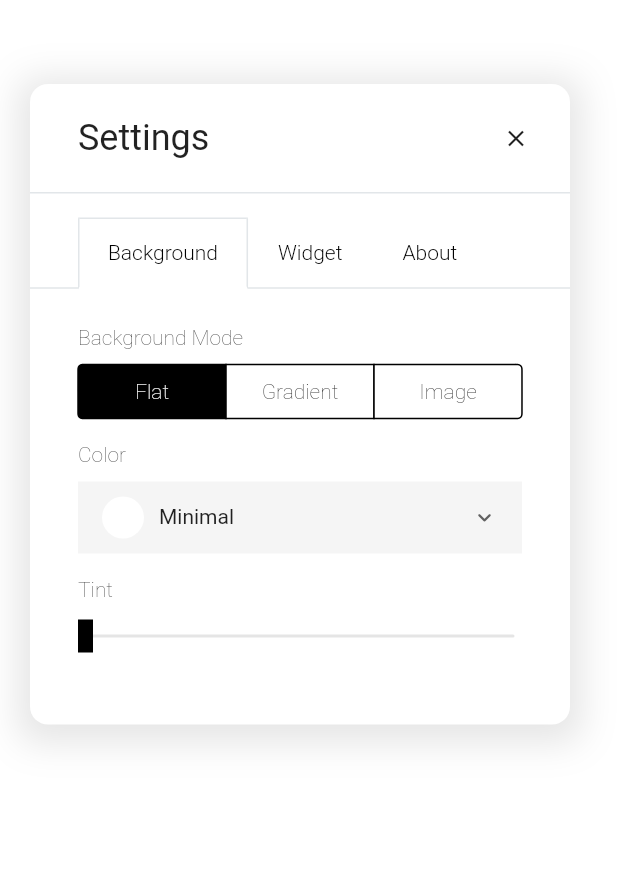
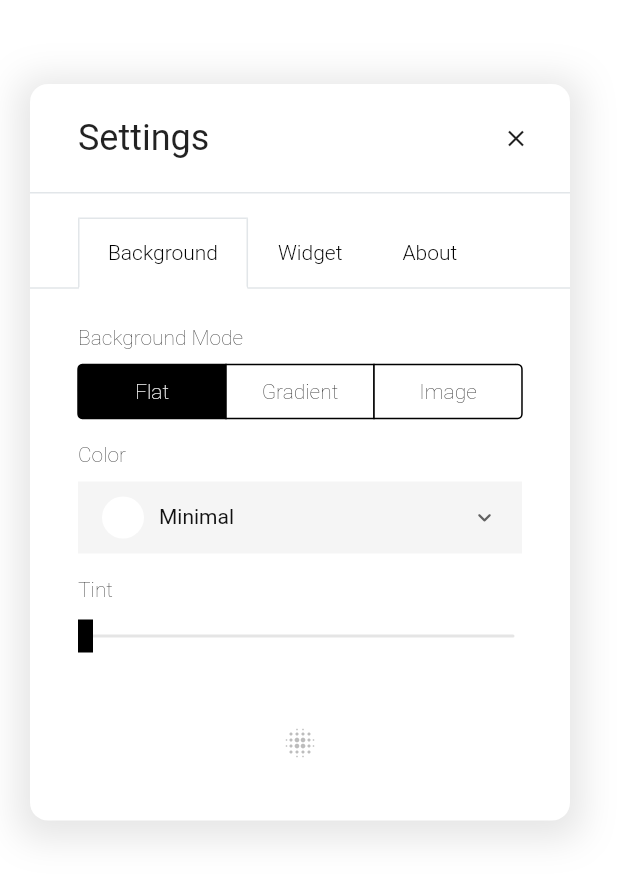
Before and after one commit to BirjuVachhani/pluto, a Flutter app: the screen it shows after launch, after a tap on the "settings" icon, on a phone screen of 412 x 824 dp. Shown: the top 879 px of the screen. Run offline on Flutter 3.47's test engine with Material 2 defaults, Android fonts, the phone set to English and light mode, and no system bars; our stand-ins replace equatable, get_it, shared_preferences.

Commit message:
Implement texture

```diff
--- a/lib/home/home.dart
+++ b/lib/home/home.dart
@@ -4,6 +4,7 @@ import 'package:flutter/material.dart';
 import 'package:provider/provider.dart';
 
 import '../settings/settings_panel.dart';
+import '../ui/gesture_detector_with_cursor.dart';
 import 'home_background.dart';
 import 'home_model.dart';
 import 'home_widget.dart';
@@ -89,25 +90,11 @@ class _SettingsButtonState extends State<SettingsButton>
   Widget build(BuildContext context) {
     final color = context.read<BackgroundModelBase>().getForegroundColor();
     return GestureDetector(
+      child: GestureDetectorWithCursor(
         onTap: () => context.read<SettingsPanelModelBase>().show(),
-      child: MouseRegion(
         onEnter: (_) => controller.forward(),
         onExit: (_) => controller.reverse(),
-        child: Tooltip(
-          message: 'Settings',
-          waitDuration: const Duration(milliseconds: 300),
-          padding: const EdgeInsets.symmetric(horizontal: 10, vertical: 8),
-          verticalOffset: 18,
-          textStyle: const TextStyle(
-            fontSize: 12,
-            color: Colors.white,
-          ),
-          decoration: ShapeDecoration(
-            shape: RoundedRectangleBorder(
-              borderRadius: BorderRadius.circular(4),
-            ),
-            color: Colors.black,
-          ),
+        tooltip: 'Settings',
         child: AnimatedBuilder(
           animation: CurvedAnimation(
             parent: controller,
@@ -124,7 +111,6 @@ class _SettingsButtonState extends State<SettingsButton>
           },
         ),
       ),
-      ),
     );
   }
 
--- a/lib/home/home_background.dart
+++ b/lib/home/home_background.dart
@@ -8,6 +8,7 @@ import '../resources/color_gradients.dart';
 import '../resources/colors.dart';
 import '../resources/flat_colors.dart';
 import '../resources/storage_keys.dart';
+import '../ui/texture_painter.dart';
 import '../utils/enums.dart';
 import '../utils/storage_manager.dart';
 import '../utils/utils.dart';
@@ -17,6 +18,7 @@ abstract class BackgroundModelBase with ChangeNotifier {
   FlatColor color = FlatColors.colors.values.first;
   ColorGradient gradient = ColorGradients.gradients.values.first;
   double tint = 0;
+  bool texture = false;
 
   void init();
 
@@ -29,6 +31,8 @@ abstract class BackgroundModelBase with ChangeNotifier {
   void setTint(double tint);
 
   Color getForegroundColor();
+
+  void setTexture(bool texture);
 }
 
 class BackgroundModel extends BackgroundModelBase {
@@ -53,6 +57,7 @@ class BackgroundModel extends BackgroundModelBase {
         ColorGradients.gradients.values.first;
 
     tint = await storage.getDouble(StorageKeys.tint) ?? 0;
+    texture = await storage.getBoolean(StorageKeys.texture);
 
     notifyListeners();
   }
@@ -86,6 +91,13 @@ class BackgroundModel extends BackgroundModelBase {
   }
 
   @override
+  void setTexture(bool texture) {
+    this.texture = texture;
+    storage.setBoolean(StorageKeys.texture, texture);
+    notifyListeners();
+  }
+
+  @override
   Color getForegroundColor() {
     if (mode.isImage) return Colors.white;
     if (mode.isColor) color.foreground;
@@ -98,7 +110,8 @@ class HomeBackground extends StatelessWidget {
 
   @override
   Widget build(BuildContext context) {
-    return Consumer<BackgroundModelBase>(builder: (context, model, child) {
+    return Consumer<BackgroundModelBase>(
+      builder: (context, model, child) {
         return AnimatedContainer(
           duration: const Duration(milliseconds: 500),
           curve: Curves.easeOut,
@@ -108,8 +121,17 @@ class HomeBackground extends StatelessWidget {
           foregroundDecoration: BoxDecoration(
             color: AppColors.tint.withOpacity(model.tint / 100),
           ),
+          child: model.texture
+              ? CustomPaint(
+                  painter: TexturePainter(
+                    color: model.getForegroundColor().withOpacity(0.4),
+                  ),
+                  child: child,
+                )
+              : child,
         );
-    });
+      },
+    );
   }
 
   Color? getBackgroundColor(BackgroundModelBase model) {
--- a/lib/main.dart
+++ b/lib/main.dart
@@ -20,14 +20,33 @@ class MyApp extends StatelessWidget {
       title: 'Minima',
       debugShowCheckedModeBanner: false,
       theme: ThemeData(
+          backgroundColor: Colors.black,
+          scaffoldBackgroundColor: Colors.black,
           brightness: Brightness.light,
           dividerColor: AppColors.borderColor,
+          tooltipTheme: TooltipThemeData(
+            waitDuration: const Duration(milliseconds: 300),
+            padding: const EdgeInsets.symmetric(horizontal: 10, vertical: 8),
+            verticalOffset: 18,
+            textStyle: const TextStyle(
+              fontSize: 12,
+              color: Colors.white,
+            ),
+            decoration: ShapeDecoration(
+              shape: RoundedRectangleBorder(
+                borderRadius: BorderRadius.circular(4),
+              ),
+              color: Colors.black,
+            ),
+          ),
           textTheme: const TextTheme(
             bodyText1: TextStyle(
               fontWeight: FontWeight.w200,
+              color: AppColors.textColor,
             ),
             bodyText2: TextStyle(
               fontWeight: FontWeight.w200,
+              color: AppColors.textColor,
             ),
           )
           // fontFamily: FontFamilies.product,
--- a/lib/resources/colors.dart
+++ b/lib/resources/colors.dart
@@ -4,5 +4,6 @@ class AppColors {
   const AppColors._();
 
   static const Color tint = Color(0xFF111111);
+  static const Color textColor = Color(0xFF111111);
   static const Color borderColor = Color(0xFFE2E6E9);
 }
--- a/lib/resources/storage_keys.dart
+++ b/lib/resources/storage_keys.dart
@@ -7,4 +7,5 @@ class StorageKeys {
   static const String backgroundColor = 'background_color';
   static const String backgroundGradient = 'background_gradient';
   static const String tint = 'tint';
+  static const String texture = 'texture';
 }
--- a/lib/settings/background_settings.dart
+++ b/lib/settings/background_settings.dart
@@ -7,6 +7,7 @@ import '../model/color_gradient.dart';
 import '../model/flat_color.dart';
 import '../resources/color_gradients.dart';
 import '../resources/flat_colors.dart';
+import '../ui/gesture_detector_with_cursor.dart';
 import '../utils/enums.dart';
 import '../utils/extensions.dart';
 
@@ -133,7 +134,19 @@ class BackgroundSettings extends StatelessWidget {
               onChanged: (value) => model.setTint(value.roundToDouble()),
             ),
           ),
-          const SizedBox(height: 32),
+          const SizedBox(height: 40),
+          GestureDetectorWithCursor(
+            onTap: () => model.setTexture(!model.texture),
+            tooltip: 'Texture',
+            child: Padding(
+              padding: const EdgeInsets.all(8),
+              child: Icon(
+                Icons.lens_blur_rounded,
+                color: model.texture ? Colors.black : Colors.grey.shade400,
+              ),
+            ),
+          ),
+          const SizedBox(height: 16),
         ],
       );
     });
@@ -272,7 +285,7 @@ class ColorsGridView extends StatelessWidget {
                   child: Container(
                     alignment: Alignment.center,
                     decoration: ShapeDecoration(
-                      shape: CircleBorder(
+                      shape: const CircleBorder(
                         side: BorderSide(
                           color: Colors.black,
                           // width: 0.5,
--- /dev/null
+++ b/lib/ui/gesture_detector_with_cursor.dart
@@ -0,0 +1,46 @@
+import 'package:flutter/material.dart';
+import 'package:flutter/services.dart';
+
+class GestureDetectorWithCursor extends StatelessWidget {
+  final VoidCallback? onTap;
+  final Widget child;
+  final String? tooltip;
+  final PointerEnterEventListener? onEnter;
+  final PointerExitEventListener? onExit;
+  final MouseCursor cursor;
+  final Duration? tooltipWaitDuration;
+  final HitTestBehavior behavior;
+
+  const GestureDetectorWithCursor({
+    super.key,
+    this.onTap,
+    required this.child,
+    this.tooltip,
+    this.onEnter,
+    this.onExit,
+    this.cursor = SystemMouseCursors.click,
+    this.tooltipWaitDuration,
+    this.behavior = HitTestBehavior.opaque,
+  });
+
+  @override
+  Widget build(BuildContext context) {
+    return GestureDetector(
+      onTap: onTap,
+      behavior: HitTestBehavior.opaque,
+      child: MouseRegion(
+        cursor: cursor,
+        onEnter: onEnter,
+        onExit: onExit,
+        child: tooltip != null
+            ? Tooltip(
+                message: tooltip,
+                waitDuration: tooltipWaitDuration,
+                preferBelow: false,
+                child: child,
+              )
+            : child,
+      ),
+    );
+  }
+}
--- /dev/null
+++ b/lib/ui/texture_painter.dart
@@ -0,0 +1,59 @@
+import 'package:flutter/widgets.dart';
+
+/// A painter that paints a grid with dots.
+/// [color] defines color of the dots.
+/// [Spacing] defines space between two dot centers. Simply distance between
+/// 2 dots.
+/// [radius] defines the radius of a dot.
+/// [offset] defines from where to start printing the grid.
+///
+/// Note that this painter must only be used in a constrained area.
+/// Meaning, either the parent must have a finite size or the painter must be
+/// provided with a finite size otherwise the painter will throw an exception.
+class TexturePainter extends CustomPainter {
+  final Color color;
+  final double spacing;
+  final double offset;
+  final double radius;
+
+  TexturePainter({
+    required this.color,
+    this.spacing = 30,
+    this.offset = 16,
+    this.radius = 1,
+  })  : assert(spacing > 0 && spacing < double.infinity),
+        assert(radius >= 0 && radius <= double.infinity);
+
+  @override
+  void paint(Canvas canvas, Size size) {
+    final double width = size.width - offset;
+    final double height = size.height - offset;
+
+    assert(width > 0 && height > 0);
+    assert(width < double.infinity && height < double.infinity);
+
+    final Paint paint = Paint()
+      ..color = color
+      ..style = PaintingStyle.fill;
+
+    // Calculate the number of dots that can fit in the width and height.
+    final int horizontalCount = (width / spacing).ceil();
+    final int verticalCount = (height / spacing).ceil();
+
+    for (int line = 0; line < verticalCount; line++) {
+      for (int column = 0; column < horizontalCount; column++) {
+        final double x = (column * spacing) + offset;
+        final double y = (line * spacing) + offset;
+
+        canvas.drawCircle(Offset(x, y), radius, paint);
+      }
+    }
+  }
+
+  @override
+  bool shouldRepaint(covariant TexturePainter oldDelegate) =>
+      oldDelegate.radius != radius ||
+      oldDelegate.spacing != spacing ||
+      oldDelegate.color != color ||
+      oldDelegate.offset != offset;
+}
--- a/lib/utils/storage_manager.dart
+++ b/lib/utils/storage_manager.dart
@@ -27,6 +27,10 @@ abstract class StorageManager {
   Future<bool> setEnum<T extends Enum>(String key, T value) {
     return setString(key, value.name);
   }
+
+  Future<bool> getBoolean(String key);
+
+  Future<bool> setBoolean(String key, bool value);
 }
 
 class SharedPreferencesStorageManager extends StorageManager {
@@ -66,4 +70,10 @@ class SharedPreferencesStorageManager extends StorageManager {
   @override
   Future<bool> setString(String key, String value) =>
       prefs.setString(key, value);
+
+  @override
+  Future<bool> getBoolean(String key) async => prefs.getBool(key) ?? false;
+
+  @override
+  Future<bool> setBoolean(String key, bool value) => prefs.setBool(key, value);
 }
```
Lines whose indentation alone changed are shown as unchanged.
